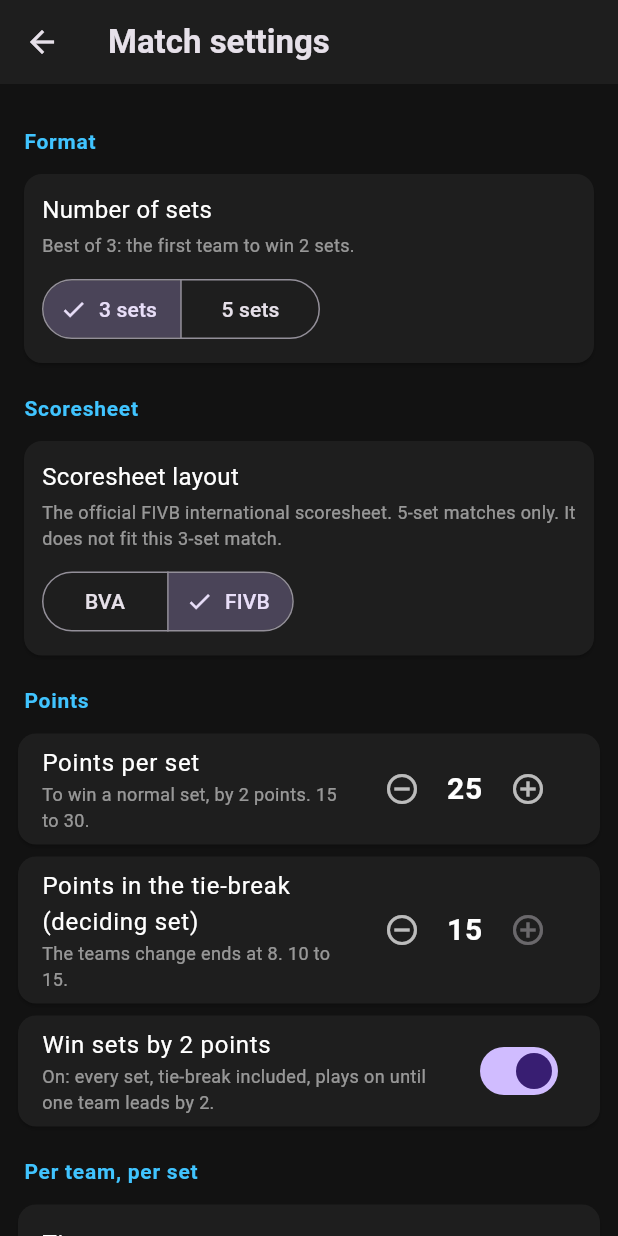
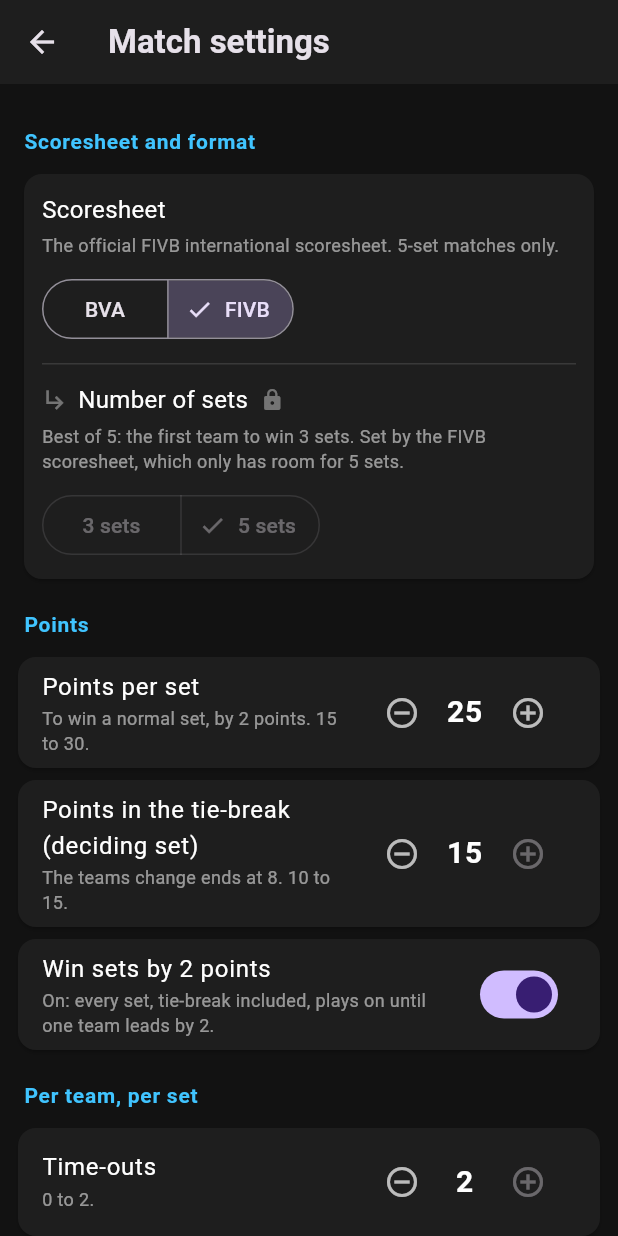
Before and after one commit to GDoesCode/SpikeScore, a Flutter app: the SettingsScreen screen opened directly, after a tap on "FIVB", on a phone screen of 412 x 824 dp. Run offline on Flutter 3.47's test engine with Material 3 defaults, Android fonts, the phone set to English and light mode, and no system bars; our stand-ins replace material_ui, pdf, printing, shared_preferences, wakelock_plus; accounts and stored records are empty.

Commit message:
Let the scoresheet decide the number of sets
Each paper sheet only has room for certain match lengths (BVA: best of 3,
FIVB: best of 5). Choosing a sheet now sets the number of sets to fit it,
and the number of sets is locked unless the sheet has room for more than
one. During a match only a sheet with room for it can be chosen. Old
settings that don't match keep their number of sets and get a sheet that
fits.

Settings shows the two together in one 'Scoresheet and format' card, the
number of sets under the sheet with a lock and a line saying which sheet
set it.

Co-Authored-By: Claude Opus 5.5 <noreply@anthropic.com>
Claude-Session: https://claude.ai/code/session_018ZC2mx6rteodPUPAbUmYK8

```diff
--- a/app/lib/match_engine.dart
+++ b/app/lib/match_engine.dart
@@ -778,8 +778,11 @@ class MatchEngine extends ChangeNotifier {
 
   /// Changes the match format. Ignored once the match has started, because it
   /// would change set targets and who has won.
+  /// Also ignored if the chosen scoresheet has no room for that many sets:
+  /// the paper sheet decides (see [setScoresheetFormat]).
   Future<void> setMatchMode(MatchMode mode) async {
     if (matchStarted) return;
+    if (!_sheetFormat.fits(_setsIn(mode))) return;
     _matchMode = mode;
     _s = _replay();
     notifyListeners();
@@ -787,15 +790,35 @@ class MatchEngine extends ChangeNotifier {
     await _save();
   }
 
-  /// Which paper sheet the PDF is drawn on. It only changes the printout, so
-  /// unlike the format and rules it can be changed at any time.
+  /// Which paper sheet the PDF is drawn on.
   ScoresheetFormat get scoresheetFormat => _sheetFormat;
 
+  static int _setsIn(MatchMode mode) =>
+      mode == MatchMode.localLeague3Set ? 3 : 5;
+
+  static MatchMode _modeFor(int sets) =>
+      sets == 3 ? MatchMode.localLeague3Set : MatchMode.nationalLeague5Set;
+
+  /// True if [format] can be chosen now: before the match any sheet can
+  /// (it sets the number of sets to fit), during it only one with room for
+  /// the match being played.
+  bool canUseScoresheet(ScoresheetFormat format) =>
+      !matchStarted || format.fits(_maxSets);
+
+  /// Chooses the paper sheet. Each sheet only has room for certain match
+  /// lengths, so if it can't hold the current number of sets, the number of
+  /// sets changes to fit it. Once the match has started, only a sheet with
+  /// room for it can be chosen.
   Future<void> setScoresheetFormat(ScoresheetFormat format) async {
-    if (format == _sheetFormat) return;
+    if (format == _sheetFormat || !canUseScoresheet(format)) return;
     _sheetFormat = format;
+    if (!format.fits(_maxSets)) {
+      _matchMode = _modeFor(format.setCounts.first);
+      _s = _replay();
+    }
     notifyListeners();
     await _saveSettings();
+    await _save();
   }
 
   /// The rules in force: points per set, deciding set, time-outs, subs.
@@ -825,6 +848,12 @@ class MatchEngine extends ChangeNotifier {
       final rules = data['rules'];
       if (rules is Map<String, dynamic>) _rules = MatchRules.fromJson(rules);
       _sheetFormat = ScoresheetFormat.fromName(data['sheet']);
+      // Settings saved before the sheet decided the number of sets may not
+      // match. Keep the number of sets (a saved match depends on it) and
+      // pick a sheet that has room for it.
+      if (!_sheetFormat.fits(_maxSets)) {
+        _sheetFormat = ScoresheetFormat.firstFitting(_maxSets);
+      }
     } catch (e) {
       debugPrint('SpikeScore: could not restore settings: $e');
     }
--- a/app/lib/scoresheet/scoresheet_format.dart
+++ b/app/lib/scoresheet/scoresheet_format.dart
@@ -28,11 +28,22 @@ enum ScoresheetFormat {
         ScoresheetFormat.fivb => 'fivb_5set',
       };
 
+  /// The match lengths (most sets) the paper sheet has room for. When there
+  /// is only one, the sheet decides the number of sets.
+  List<int> get setCounts => switch (this) {
+        ScoresheetFormat.bva => const [3],
+        ScoresheetFormat.fivb => const [5],
+      };
+
   /// True if this sheet has room for a match of [maxSets] sets.
-  bool fits(int maxSets) => switch (this) {
-        ScoresheetFormat.bva => maxSets == 3,
-        ScoresheetFormat.fivb => maxSets == 5,
-      };
+  bool fits(int maxSets) => setCounts.contains(maxSets);
+
+  /// True if the sheet leaves the number of sets to the scorer.
+  bool get setsAreChoosable => setCounts.length > 1;
+
+  /// The first sheet with room for [maxSets] sets (BVA if none has).
+  static ScoresheetFormat firstFitting(int maxSets) => ScoresheetFormat.values
+      .firstWhere((f) => f.fits(maxSets), orElse: () => ScoresheetFormat.bva);
 
   static ScoresheetFormat fromName(Object? name) => ScoresheetFormat.values
       .firstWhere((f) => f.name == name, orElse: () => ScoresheetFormat.bva);
--- a/app/lib/screens/settings_screen.dart
+++ b/app/lib/screens/settings_screen.dart
@@ -44,63 +44,83 @@ class SettingsScreen extends StatelessWidget {
               ),
             ),
 
-          const _SectionTitle('Format'),
+          // The paper sheet decides how many sets fit on it, so the two
+          // settings sit together: sheet first, then the number of sets it
+          // allows.
+          const _SectionTitle('Scoresheet and format'),
           Card(
+            key: const Key('sheet-and-format'),
             color: const Color(0xFF1E1E1E),
             child: Padding(
               padding: const EdgeInsets.all(12),
               child: Column(
                 crossAxisAlignment: CrossAxisAlignment.start,
                 children: [
-                  const Text('Number of sets', style: TextStyle(color: Colors.white, fontSize: 16)),
+                  const Text('Scoresheet', style: TextStyle(color: Colors.white, fontSize: 16)),
                   const SizedBox(height: 4),
                   Text(
-                    engine.matchMode == MatchMode.localLeague3Set
-                        ? 'Best of 3: the first team to win 2 sets.'
-                        : 'Best of 5: the first team to win 3 sets.',
+                    engine.scoresheetFormat.description,
+                    style: const TextStyle(color: Colors.white54, fontSize: 12),
+                  ),
+                  const SizedBox(height: 10),
+                  SegmentedButton<ScoresheetFormat>(
+                    key: const Key('scoresheet-format'),
+                    segments: [
+                      for (final f in ScoresheetFormat.values)
+                        ButtonSegment(
+                          value: f,
+                          label: Text(f.label),
+                          enabled: engine.canUseScoresheet(f),
+                        ),
+                    ],
+                    selected: {engine.scoresheetFormat},
+                    onSelectionChanged: (s) => engine.setScoresheetFormat(s.first),
+                  ),
+                  const Padding(
+                    padding: EdgeInsets.symmetric(vertical: 12),
+                    child: Divider(height: 1, color: Colors.white12),
+                  ),
+                  Row(
+                    children: [
+                      const Icon(Icons.subdirectory_arrow_right, color: Colors.white38, size: 18),
+                      const SizedBox(width: 6),
+                      const Text('Number of sets', style: TextStyle(color: Colors.white, fontSize: 16)),
+                      if (!engine.scoresheetFormat.setsAreChoosable) ...[
+                        const SizedBox(width: 8),
+                        const Icon(Icons.lock, color: Colors.white38, size: 16),
+                      ],
+                    ],
+                  ),
+                  const SizedBox(height: 4),
+                  Text(
+                    (engine.maxSets == 3
+                            ? 'Best of 3: the first team to win 2 sets.'
+                            : 'Best of 5: the first team to win 3 sets.') +
+                        (engine.scoresheetFormat.setsAreChoosable
+                            ? ''
+                            : ' Set by the ${engine.scoresheetFormat.label} '
+                                'scoresheet, which only has room for '
+                                '${engine.maxSets} sets.'),
                     style: const TextStyle(color: Colors.white54, fontSize: 12),
                   ),
                   const SizedBox(height: 10),
                   SegmentedButton<MatchMode>(
-                    segments: const [
-                      ButtonSegment(value: MatchMode.localLeague3Set, label: Text('3 sets')),
-                      ButtonSegment(value: MatchMode.nationalLeague5Set, label: Text('5 sets')),
+                    key: const Key('number-of-sets'),
+                    segments: [
+                      for (final (mode, sets) in [
+                        (MatchMode.localLeague3Set, 3),
+                        (MatchMode.nationalLeague5Set, 5),
+                      ])
+                        ButtonSegment(
+                          value: mode,
+                          label: Text('$sets sets'),
+                          enabled: engine.scoresheetFormat.fits(sets),
+                        ),
                     ],
                     selected: {engine.matchMode},
-                    onSelectionChanged: locked ? null : (s) => engine.setMatchMode(s.first),
-                  ),
-                ],
-              ),
-            ),
-          ),
-
-          const _SectionTitle('Scoresheet'),
-          Card(
-            color: const Color(0xFF1E1E1E),
-            child: Padding(
-              padding: const EdgeInsets.all(12),
-              child: Column(
-                crossAxisAlignment: CrossAxisAlignment.start,
-                children: [
-                  const Text('Scoresheet layout', style: TextStyle(color: Colors.white, fontSize: 16)),
-                  const SizedBox(height: 4),
-                  Text(
-                    engine.scoresheetFormat.description +
-                        (engine.scoresheetFormat.fits(engine.maxSets)
-                            ? ''
-                            : ' It does not fit this ${engine.maxSets}-set match.'),
-                    style: const TextStyle(color: Colors.white54, fontSize: 12),
-                  ),
-                  const SizedBox(height: 10),
-                  // Only changes the printout, so it stays open during a match.
-                  SegmentedButton<ScoresheetFormat>(
-                    key: const Key('scoresheet-format'),
-                    segments: [
-                      for (final f in ScoresheetFormat.values)
-                        ButtonSegment(value: f, label: Text(f.label)),
-                    ],
-                    selected: {engine.scoresheetFormat},
-                    onSelectionChanged: (s) => engine.setScoresheetFormat(s.first),
+                    onSelectionChanged: locked || !engine.scoresheetFormat.setsAreChoosable
+                        ? null
+                        : (s) => engine.setMatchMode(s.first),
                   ),
                 ],
               ),
@@ -167,7 +187,7 @@ class SettingsScreen extends StatelessWidget {
               onPressed: locked
                   ? null
                   : () {
-                      engine.setMatchMode(MatchMode.localLeague3Set);
+                      engine.setScoresheetFormat(ScoresheetFormat.bva);
                       engine.setRules(MatchRules.defaults);
                     },
               icon: const Icon(Icons.restart_alt),
```
Also changed, not shown: 4 other files.
